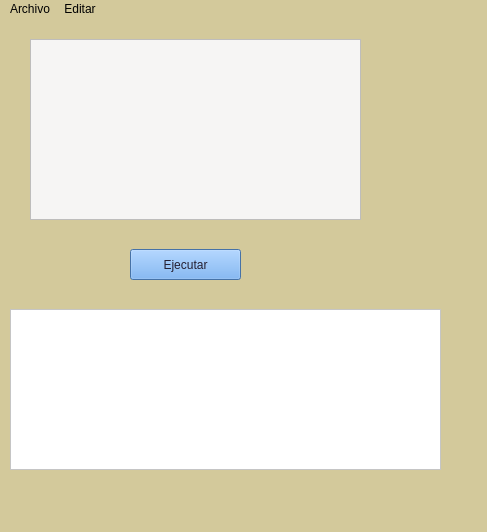
Ijosuer/OLC2_202000895, file Proyecto1/mainwindow.ui: the form before one commit.
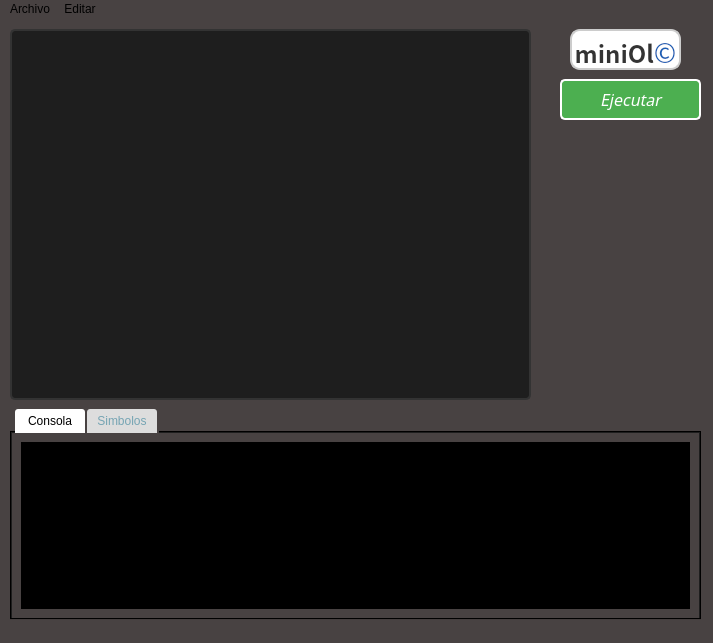
The form after the commit.

```diff
--- a/Proyecto1/mainwindow.ui
+++ b/Proyecto1/mainwindow.ui
@@ -2,33 +2,60 @@
 <ui version="4.0">
  <class>MainWindow</class>
  <widget class="QMainWindow" name="MainWindow">
+  <property name="enabled">
+   <bool>true</bool>
+  </property>
   <property name="geometry">
    <rect>
     <x>0</x>
     <y>0</y>
-    <width>487</width>
-    <height>532</height>
+    <width>713</width>
+    <height>643</height>
    </rect>
   </property>
   <property name="windowTitle">
    <string>mini olC</string>
   </property>
   <property name="styleSheet">
-   <string notr="true">background-color: rgb(211, 201, 155);</string>
+   <string notr="true">background-color: rgb(72, 66, 66);</string>
   </property>
   <widget class="QWidget" name="centralwidget">
    <widget class="QPushButton" name="pushButton">
     <property name="geometry">
      <rect>
-      <x>130</x>
-      <y>230</y>
-      <width>111</width>
-      <height>31</height>
+      <x>560</x>
+      <y>60</y>
+      <width>141</width>
+      <height>41</height>
      </rect>
     </property>
+    <property name="font">
+     <font>
+      <family>Noto Serif Dogra</family>
+      <pointsize>-1</pointsize>
+      <italic>true</italic>
+      <bold>false</bold>
+     </font>
+    </property>
     <property name="styleSheet">
-     <string notr="true">background-color: rgb(98, 160, 234);
-color: rgb(36, 31, 49);</string>
+     <string notr="true">QPushButton {
+    background-color: #4CAF50; /* Cambiar el color de fondo */
+    border-style: solid; /* Establecer el estilo de borde */
+    border-width: 2px; /* Establecer el ancho del borde */
+    border-radius: 5px; /* Establecer el radio de borde */
+    color: white; /* Cambiar el color del texto */
+    font-size: 16px; /* Establecer el tamaño de la fuente */
+    padding: 6px 12px; /* Establecer el relleno */
+}
+
+QPushButton:hover {
+    background-color: #3e8e41; /* Cambiar el color de fondo cuando se pasa el mouse */
+}
+
+QPushButton:pressed {
+    background-color: #2c6121; /* Cambiar el color de fondo cuando se presiona */
+}
+</string>
     </property>
     <property name="text">
      <string>Ejecutar</string>
@@ -37,30 +64,187 @@
    <widget class="QTextEdit" name="textEdit">
     <property name="geometry">
      <rect>
-      <x>30</x>
-      <y>20</y>
-      <width>331</width>
-      <height>181</height>
+      <x>10</x>
+      <y>10</y>
+      <width>521</width>
+      <height>371</height>
      </rect>
     </property>
+    <property name="font">
+     <font>
+      <family>Consolas</family>
+      <pointsize>-1</pointsize>
+     </font>
+    </property>
     <property name="styleSheet">
-     <string notr="true">background-color: rgb(246, 245, 244);</string>
+     <string notr="true">QTextEdit {
+    background-color: #1E1E1E; /* Cambiar el color de fondo */
+    color: #E6E6E6; /* Cambiar el color del texto */
+    font-family: Consolas; /* Cambiar la fuente */
+    font-size: 15px; /* Establecer el tamaño de la fuente */
+    padding: 10px; /* Establecer el relleno */
+    border-style: solid; /* Establecer el estilo de borde */
+    border-width: 2px; /* Establecer el ancho del borde */
+    border-radius: 5px; /* Establecer el radio de borde */
+    border-color: #333333; /* Establecer el color del borde */
+}
+
+QTextEdit:focus {
+    border-color: #4CAF50; /* Cambiar el color del borde cuando se enfoca el QTextEdit */
+}
+
+QTextEdit::selection {
+    background-color: #4CAF50; /* Cambiar el color de fondo cuando se selecciona texto */
+    color: #E6E6E6; /* Cambiar el color del texto cuando se selecciona texto */
+}
+
+QTextEdit:hover {
+    background-color: #2E2E2E; /* Cambiar el color de fondo cuando se pasa el mouse */
+}
+
+QScrollBar::handle:vertical {
+        background-color: #000;
+    }
+    QScrollBar::add-line:vertical {
+        height: 0px;
+    }
+    QScrollBar::sub-line:vertical {
+        height: 0px;
+    }
+</string>
     </property>
     <property name="placeholderText">
      <string/>
     </property>
    </widget>
-   <widget class="QTextEdit" name="Consola">
+   <widget class="QTabWidget" name="tabWidget">
     <property name="geometry">
      <rect>
       <x>10</x>
-      <y>290</y>
-      <width>431</width>
-      <height>161</height>
+      <y>390</y>
+      <width>691</width>
+      <height>211</height>
      </rect>
     </property>
     <property name="styleSheet">
-     <string notr="true">background-color: rgb(255, 255, 255);</string>
+     <string notr="true">QTabWidget {
+    
+	background-color: rgb(0, 0, 0);
+}
+QTabBar::tab {
+    background-color: #ddd;
+	color: rgb(117, 164, 179);
+    border: none;
+    border-top-left-radius: 3px;
+    border-top-right-radius: 3px;
+    padding: 5px 10px;
+    min-width: 50px;
+    margin-right: 2px;
+}
+QTabWidget::tab-bar {
+    left: 5px;
+}
+QTabBar::tab:selected, QTabBar::tab:hover {
+    background-color: #fff;
+    color: #000;
+}</string>
+    </property>
+    <property name="currentIndex">
+     <number>0</number>
+    </property>
+    <widget class="QWidget" name="tab">
+     <attribute name="title">
+      <string>Consola</string>
+     </attribute>
+     <layout class="QGridLayout" name="gridLayout">
+      <item row="0" column="0">
+       <widget class="QTextEdit" name="Consola">
+        <property name="enabled">
+         <bool>true</bool>
+        </property>
+        <property name="styleSheet">
+         <string notr="true">QTextEdit {
+background-color: black;
+        color: white;
+        font-family: Courier;
+        font-size: 13pt;
+        border: none;
+
+}
+    QScrollBar::handle:vertical {
+        background-color: #333;
+    }
+    QScrollBar::add-line:vertical {
+        height: 0px;
+    }
+    QScrollBar::sub-line:vertical {
+        height: 0px;
+    }</string>
+        </property>
+        <property name="readOnly">
+         <bool>true</bool>
+        </property>
+        <property name="html">
+         <string>&lt;!DOCTYPE HTML PUBLIC &quot;-//W3C//DTD HTML 4.0//EN&quot; &quot;http://www.w3.org/TR/REC-html40/strict.dtd&quot;&gt;
+&lt;html&gt;&lt;head&gt;&lt;meta name=&quot;qrichtext&quot; content=&quot;1&quot; /&gt;&lt;meta charset=&quot;utf-8&quot; /&gt;&lt;style type=&quot;text/css&quot;&gt;
+p, li { white-space: pre-wrap; }
+hr { height: 1px; border-width: 0; }
+li.unchecked::marker { content: &quot;\2610&quot;; }
+li.checked::marker { content: &quot;\2612&quot;; }
+&lt;/style&gt;&lt;/head&gt;&lt;body style=&quot; font-family:'Courier'; font-size:13pt; font-weight:400; font-style:normal;&quot;&gt;
+&lt;p style=&quot;-qt-paragraph-type:empty; margin-top:0px; margin-bottom:0px; margin-left:0px; margin-right:0px; -qt-block-indent:0; text-indent:0px; font-family:'Fira Sans Semi-Light'; font-size:10pt;&quot;&gt;&lt;br /&gt;&lt;/p&gt;&lt;/body&gt;&lt;/html&gt;</string>
+        </property>
+        <property name="placeholderText">
+         <string/>
+        </property>
+       </widget>
+      </item>
+     </layout>
+    </widget>
+    <widget class="QWidget" name="tab_2">
+     <attribute name="title">
+      <string>Simbolos</string>
+     </attribute>
+    </widget>
+   </widget>
+   <widget class="QLabel" name="label">
+    <property name="geometry">
+     <rect>
+      <x>570</x>
+      <y>10</y>
+      <width>111</width>
+      <height>41</height>
+     </rect>
+    </property>
+    <property name="font">
+     <font>
+      <family>Noto Sans CJK KR</family>
+      <pointsize>-1</pointsize>
+      <bold>true</bold>
+     </font>
+    </property>
+    <property name="styleSheet">
+     <string notr="true">QLabel {
+    background-color: #ffffff; /* Cambiar el color de fondo */
+    color: #333333; /* Cambiar el color del texto */
+    font-size: 24px; /* Establecer el tamaño de la fuente */
+   /* padding: 12px; Establecer el relleno */
+    border-style: solid; /* Establecer el estilo de borde */
+    border-width: 2px; /* Establecer el ancho del borde */
+    border-radius: 10px; /* Establecer el radio de borde */
+    border-color: #cccccc; /* Establecer el color del borde */
+}
+
+</string>
+    </property>
+    <property name="text">
+     <string>&lt;html&gt;&lt;head/&gt;&lt;body&gt;&lt;p&gt;&lt;span style=&quot; font-size:18pt;&quot;&gt;miniOl&lt;/span&gt;&lt;span style=&quot; font-size:20pt; font-weight:400; color:#1a5fb4;&quot;&gt;©&lt;/span&gt;&lt;/p&gt;&lt;/body&gt;&lt;/html&gt;</string>
+    </property>
+    <property name="textFormat">
+     <enum>Qt::RichText</enum>
+    </property>
+    <property name="alignment">
+     <set>Qt::AlignCenter</set>
     </property>
    </widget>
   </widget>
@@ -69,7 +253,7 @@
     <rect>
      <x>0</x>
      <y>0</y>
-     <width>487</width>
+     <width>713</width>
      <height>21</height>
     </rect>
    </property>
```
